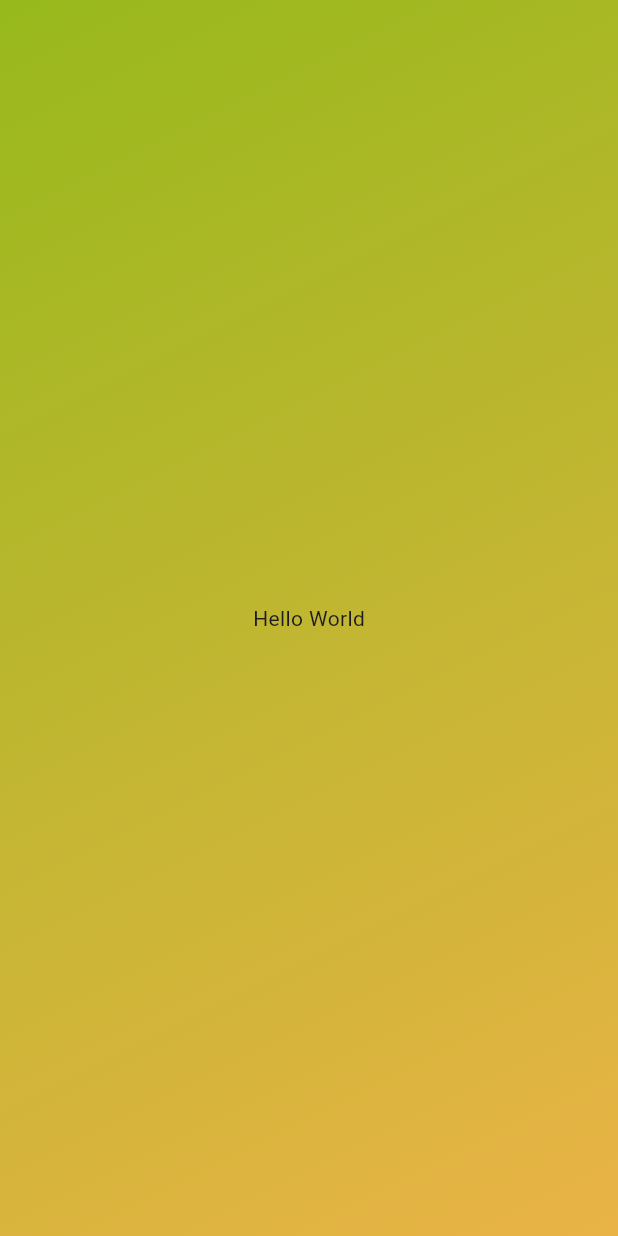
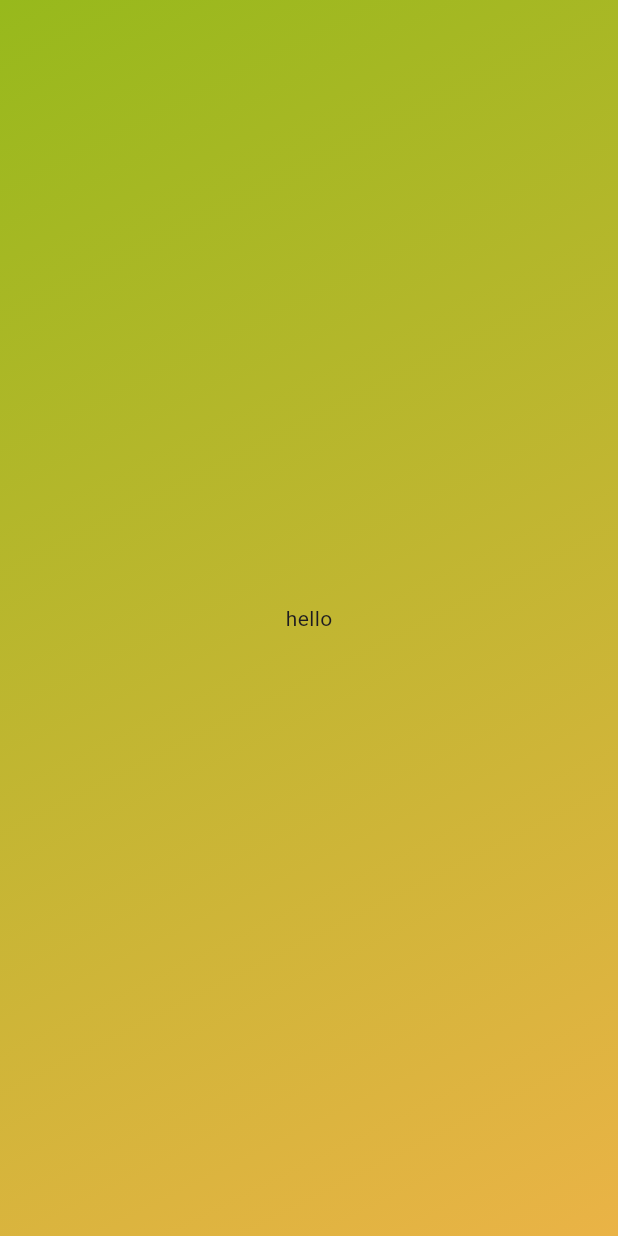
Before and after one commit to Indrajit-Banerjee7/first_flutter_app, a Flutter app: the screen it shows after launch, on a phone screen of 412 x 824 dp. Run offline on Flutter 3.47's test engine with Material 3 defaults, Android fonts, the phone set to English and light mode, and no system bars.

Commit message:
taking variable as arguments in class

```diff
--- a/lib/gradient_container.dart
+++ b/lib/gradient_container.dart
@@ -1,4 +1,5 @@
 import 'package:flutter/material.dart';
+import 'package:first_app/style_text.dart';
 
 class GradientContainer extends StatelessWidget {
   const GradientContainer({super.key});
@@ -16,9 +17,7 @@ class GradientContainer extends StatelessWidget {
             end: Alignment.bottomRight,
 ),
         ),
-        child: const Center(
-          child: Text("Hello World"),
-        ),
+        child:  StylText("hello")
       );
   }
 }
--- /dev/null
+++ b/lib/style_text.dart
@@ -0,0 +1,12 @@
+import 'package:flutter/material.dart';
+
+class StylText extends StatelessWidget {
+  const StylText(this.text , {super.key});
+  final String text ;
+  @override
+  Widget build(BuildContext context) {
+    return Center(
+          child: Text(text),
+        );
+  }
+}
```
